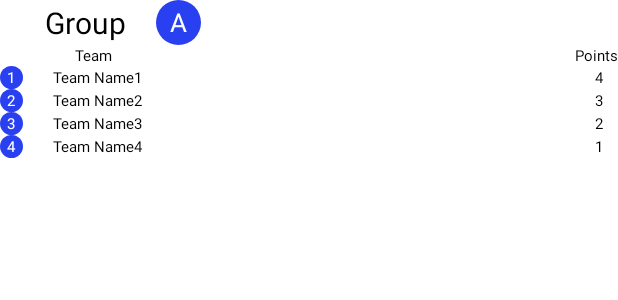
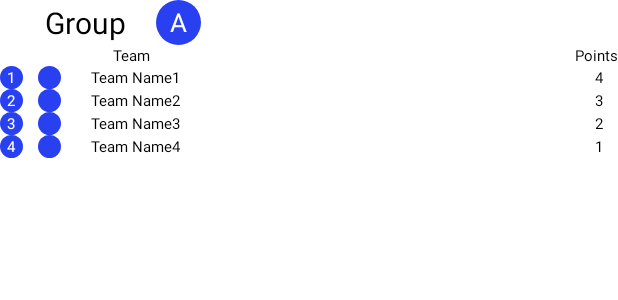
Before and after one commit to Bart-coding/AndroidChampionsLeague, an Android app: the layout groups_list_item.xml on its own in the app's theme, with its tools: preview values and no code run, on a phone screen of 412 x 824 dp. Shown: the top 300 px of the screen. Run offline under Robolectric (Android 15) with nearby library versions, the phone set to English and light mode, and no system bars.

Commit message:
changed background color for dark theme and refactor group_list_item

```diff
--- a/app/src/main/res/layout/groups_list_item.xml
+++ b/app/src/main/res/layout/groups_list_item.xml
@@ -12,7 +12,7 @@
             android:layout_width="wrap_content"
             android:layout_height="wrap_content"
             android:text="@string/group"
-            android:id="@+id/group"
+            android:id="@+id/group_char"
             android:textColor="@color/black"
             android:layout_centerVertical="true"
             android:layout_marginLeft="30dp"
@@ -24,7 +24,7 @@
             android:textSize="17sp"
             android:textColor="@color/white"
             android:background="@drawable/scorers_rounded_textview"
-            android:layout_toRightOf="@+id/group"
+            android:layout_toRightOf="@+id/group_char"
             android:gravity="center"
             android:layout_marginLeft="20dp"
             android:id="@+id/group_number" />
@@ -42,7 +42,7 @@
                 android:text="@string/team"
                 android:textColor="@color/black"
                 android:layout_centerVertical="true"
-                android:layout_marginLeft="50dp"
+                android:layout_marginLeft="75dp"
                 android:textSize="10sp"/>
             <TextView
                 android:layout_width="wrap_content"
@@ -57,133 +57,161 @@
             android:layout_width="match_parent"
             android:layout_height="wrap_content">
             <TextView
+                android:id="@+id/place_number_1"
                 android:layout_width="wrap_content"
                 android:layout_height="wrap_content"
                 android:text="1"
                 android:textSize="10sp"
                 android:textColor="@color/white"
                 android:background="@drawable/groups_place_circle"
-                android:gravity="center"
-                android:id="@+id/place_number_1" />
-            <TextView
+                android:gravity="center"/>
+            <ImageView
+                android:id="@+id/group_team_1_image"
+                android:src="@drawable/groups_place_circle"
                 android:layout_width="wrap_content"
                 android:layout_height="wrap_content"
+                android:layout_marginLeft="10dp"
+                android:layout_toRightOf="@+id/place_number_1"/>
+            <TextView
+                android:id="@+id/group_team_1_name"
+                android:layout_width="wrap_content"
+                android:layout_height="wrap_content"
+                android:layout_toRightOf="@+id/group_team_1_image"
+                android:layout_marginLeft="20dp"
+                android:layout_centerVertical="true"
                 android:text="Team Name1"
-                android:id="@+id/team_name_1"
-                android:layout_toRightOf="@+id/place_number_1"
                 android:textColor="@color/black"
-                android:layout_centerVertical="true"
-                android:layout_marginLeft="20dp"
                 android:textSize="10sp"/>
             <TextView
-                android:id="@+id/team_points_1"
+                android:id="@+id/group_team_1_points"
                 android:layout_width="wrap_content"
                 android:layout_height="wrap_content"
+                android:layout_alignParentRight="true"
+                android:layout_marginRight="10dp"
                 android:layout_centerVertical="true"
-                android:layout_alignParentRight="true"
                 android:text="4"
                 android:textSize="10sp"
-                android:textColor="@color/black"
-                android:layout_marginRight="10dp"/>
+                android:textColor="@color/black" />
         </RelativeLayout>
         <RelativeLayout
             android:layout_width="match_parent"
             android:layout_height="wrap_content">
             <TextView
+                android:id="@+id/place_number_2"
                 android:layout_width="wrap_content"
                 android:layout_height="wrap_content"
                 android:text="2"
                 android:textSize="10sp"
                 android:textColor="@color/white"
                 android:background="@drawable/groups_place_circle"
-                android:gravity="center"
-                android:id="@+id/place_number_2" />
-            <TextView
+                android:gravity="center"/>
+            <ImageView
+                android:id="@+id/group_team_2_image"
+                android:src="@drawable/groups_place_circle"
                 android:layout_width="wrap_content"
                 android:layout_height="wrap_content"
+                android:layout_marginLeft="10dp"
+                android:layout_toRightOf="@+id/place_number_2"/>
+            <TextView
+                android:id="@+id/group_team_2_name"
+                android:layout_width="wrap_content"
+                android:layout_height="wrap_content"
+                android:layout_toRightOf="@+id/group_team_2_image"
+                android:layout_marginLeft="20dp"
+                android:layout_centerVertical="true"
                 android:text="Team Name2"
-                android:id="@+id/team_name_2"
-                android:layout_toRightOf="@+id/place_number_2"
                 android:textColor="@color/black"
-                android:layout_centerVertical="true"
-                android:layout_marginLeft="20dp"
                 android:textSize="10sp"/>
             <TextView
-                android:id="@+id/team_points_2"
+                android:id="@+id/group_team_2_points"
                 android:layout_width="wrap_content"
                 android:layout_height="wrap_content"
+                android:layout_alignParentRight="true"
+                android:layout_marginRight="10dp"
                 android:layout_centerVertical="true"
-                android:layout_alignParentRight="true"
                 android:text="3"
                 android:textSize="10sp"
-                android:textColor="@color/black"
-                android:layout_marginRight="10dp"/>
+                android:textColor="@color/black" />
         </RelativeLayout>
         <RelativeLayout
             android:layout_width="match_parent"
             android:layout_height="wrap_content">
             <TextView
+                android:id="@+id/place_number_3"
                 android:layout_width="wrap_content"
                 android:layout_height="wrap_content"
                 android:text="3"
                 android:textSize="10sp"
                 android:textColor="@color/white"
                 android:background="@drawable/groups_place_circle"
-                android:gravity="center"
-                android:id="@+id/place_number_3" />
-            <TextView
+                android:gravity="center"/>
+            <ImageView
+                android:id="@+id/group_team_3_image"
+                android:src="@drawable/groups_place_circle"
                 android:layout_width="wrap_content"
                 android:layout_height="wrap_content"
+                android:layout_marginLeft="10dp"
+                android:layout_toRightOf="@+id/place_number_3"/>
+            <TextView
+                android:id="@+id/group_team_3_name"
+                android:layout_width="wrap_content"
+                android:layout_height="wrap_content"
+                android:layout_toRightOf="@+id/group_team_3_image"
+                android:layout_marginLeft="20dp"
+                android:layout_centerVertical="true"
                 android:text="Team Name3"
-                android:id="@+id/team_name_3"
-                android:layout_toRightOf="@+id/place_number_3"
                 android:textColor="@color/black"
-                android:layout_centerVertical="true"
-                android:layout_marginLeft="20dp"
                 android:textSize="10sp"/>
             <TextView
-                android:id="@+id/team_points_3"
+                android:id="@+id/group_team_3_points"
                 android:layout_width="wrap_content"
                 android:layout_height="wrap_content"
+                android:layout_alignParentRight="true"
+                android:layout_marginRight="10dp"
                 android:layout_centerVertical="true"
-                android:layout_alignParentRight="true"
                 android:text="2"
                 android:textSize="10sp"
-                android:textColor="@color/black"
-                android:layout_marginRight="10dp"/>
+                android:textColor="@color/black" />
         </RelativeLayout>
         <RelativeLayout
             android:layout_width="match_parent"
             android:layout_height="wrap_content">
             <TextView
+                android:id="@+id/place_number_4"
                 android:layout_width="wrap_content"
                 android:layout_height="wrap_content"
                 android:text="4"
                 android:textSize="10sp"
                 android:textColor="@color/white"
                 android:background="@drawable/groups_place_circle"
-                android:gravity="center"
-                android:id="@+id/place_number_4" />
-            <TextView
+                android:gravity="center"/>
+            <ImageView
+                android:id="@+id/group_team_4_image"
+                android:src="@drawable/groups_place_circle"
                 android:layout_width="wrap_content"
                 android:layout_height="wrap_content"
+                android:layout_marginLeft="10dp"
+                android:layout_toRightOf="@+id/place_number_4"/>
+            <TextView
+                android:id="@+id/group_team_4_name"
+                android:layout_width="wrap_content"
+                android:layout_height="wrap_content"
+                android:layout_toRightOf="@+id/group_team_4_image"
+                android:layout_marginLeft="20dp"
+                android:layout_centerVertical="true"
                 android:text="Team Name4"
-                android:id="@+id/team_name_4"
-                android:layout_toRightOf="@+id/place_number_4"
                 android:textColor="@color/black"
-                android:layout_centerVertical="true"
-                android:layout_marginLeft="20dp"
                 android:textSize="10sp"/>
             <TextView
-                android:id="@+id/team_points_4"
+                android:id="@+id/group_team_4_points"
                 android:layout_width="wrap_content"
                 android:layout_height="wrap_content"
+                android:layout_alignParentRight="true"
+                android:layout_marginRight="10dp"
                 android:layout_centerVertical="true"
-                android:layout_alignParentRight="true"
                 android:text="1"
                 android:textSize="10sp"
-                android:textColor="@color/black"
-                android:layout_marginRight="10dp"/>
+                android:textColor="@color/black" />
         </RelativeLayout>
     </LinearLayout>
 </LinearLayout>
--- a/app/src/main/res/values/colors.xml
+++ b/app/src/main/res/values/colors.xml
@@ -7,7 +7,7 @@
     <color name="teal_700">#FF018786</color>
     <color name="black">#FF000000</color>
     <color name="white">#FFFFFFFF</color>
-    <color name="dark_white">#e6e6e6</color>
+    <color name="dark_white">#d3d4e0</color>
     <color name="main_dark">#030646</color>
     <color name="main_light">#2940f0</color>
 </resources>
```
Also changed, not shown: app/src/main/java/com/example/androidchampionsleague/GroupsRecyclerViewAdapter.java (+53 -26 lines).
